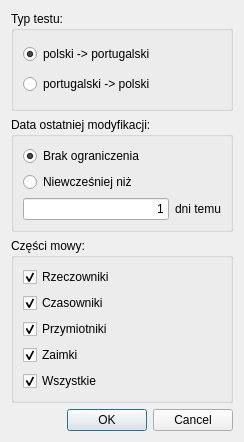
The window that ui/test_params.ui (BStalewski/lanler) describes before a commit, drawn with Qt 5.
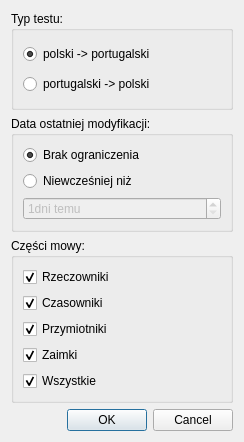
The same window after the commit.

Commit message: Simplified test params dialog

Patch:
```diff
--- a/ui/test_params.ui
+++ b/ui/test_params.ui
@@ -71,20 +71,19 @@
         <item>
          <layout class="QHBoxLayout" name="horizontalLayout">
           <item>
-           <widget class="QLineEdit" name="daysAgoLineEdit">
-            <property name="text">
-             <string>1</string>
+           <widget class="QSpinBox" name="daysAgoSpinBox">
+            <property name="enabled">
+             <bool>false</bool>
             </property>
-            <property name="alignment">
-             <set>Qt::AlignRight|Qt::AlignTrailing|Qt::AlignVCenter</set>
-            </property>
-           </widget>
-          </item>
-          <item>
-           <widget class="QLabel" name="daysAgoLabel">
-            <property name="text">
+            <property name="suffix">
              <string>dni temu</string>
             </property>
+            <property name="minimum">
+             <number>1</number>
+            </property>
+            <property name="maximum">
+             <number>30</number>
+            </property>
            </widget>
           </item>
          </layout>
```
Left out of the diff: 16 changed lines with no effect on the pictures. The commit also changes 12 other files.
